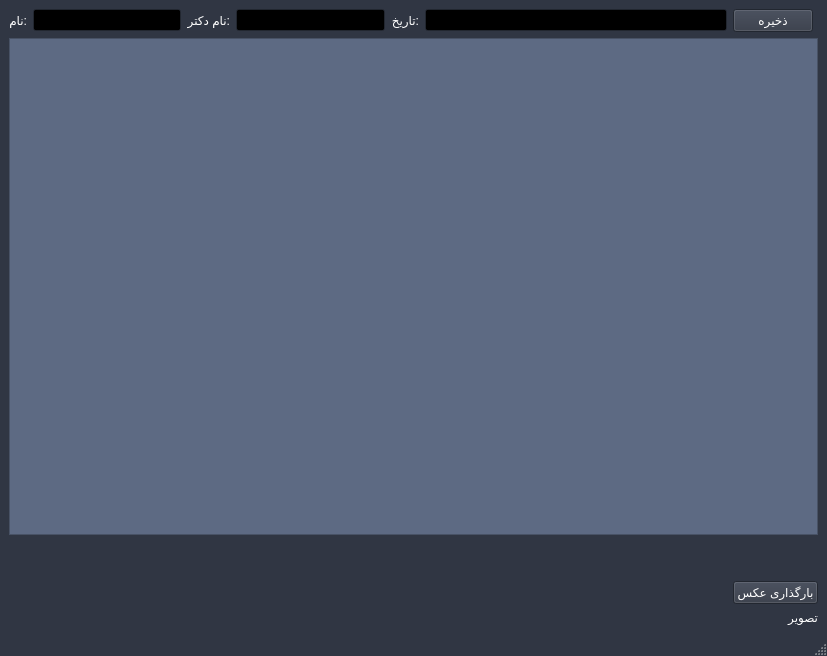
Old version of the form forms/new.ui in the repository elsobhano/python_AP_fina.
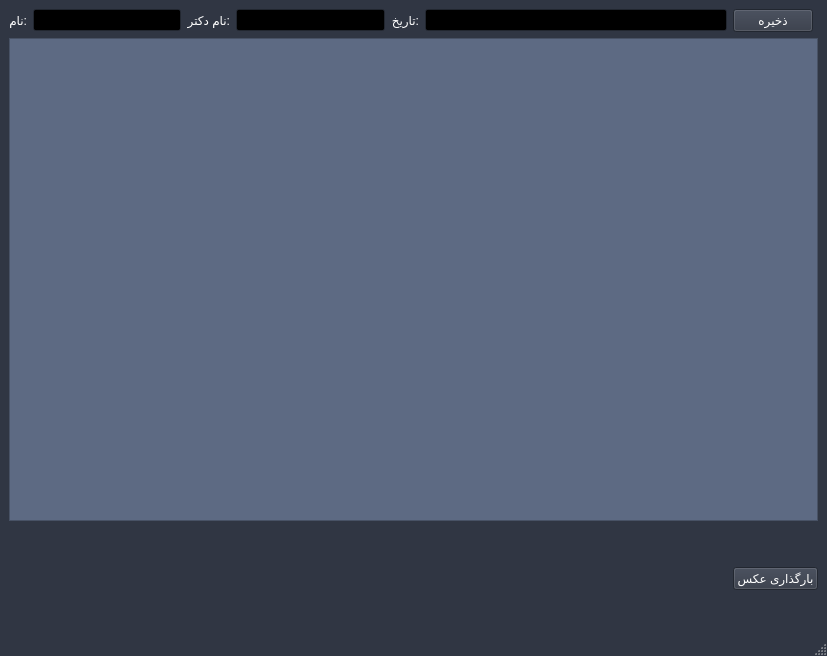
New version of the form.

Commit message: new form design

What changed in the file:
```diff
--- a/forms/new.ui
+++ b/forms/new.ui
@@ -546,6 +546,11 @@
       </item>
       <item row="1" column="0" colspan="8">
        <widget class="QTextEdit" name="p_textEdit">
+        <property name="font">
+         <font>
+          <pointsize>12</pointsize>
+         </font>
+        </property>
         <property name="styleSheet">
          <string notr="true">background-color: rgb(93, 106, 131);</string>
         </property>
@@ -553,8 +558,8 @@
          <string>&lt;!DOCTYPE HTML PUBLIC &quot;-//W3C//DTD HTML 4.0//EN&quot; &quot;http://www.w3.org/TR/REC-html40/strict.dtd&quot;&gt;
 &lt;html&gt;&lt;head&gt;&lt;meta name=&quot;qrichtext&quot; content=&quot;1&quot; /&gt;&lt;style type=&quot;text/css&quot;&gt;
 p, li { white-space: pre-wrap; }
-&lt;/style&gt;&lt;/head&gt;&lt;body style=&quot; font-family:'MS Shell Dlg 2'; font-size:7.8pt; font-weight:400; font-style:normal;&quot;&gt;
-&lt;p style=&quot;-qt-paragraph-type:empty; margin-top:0px; margin-bottom:0px; margin-left:0px; margin-right:0px; -qt-block-indent:0; text-indent:0px;&quot;&gt;&lt;br /&gt;&lt;/p&gt;&lt;/body&gt;&lt;/html&gt;</string>
+&lt;/style&gt;&lt;/head&gt;&lt;body style=&quot; font-family:'MS Shell Dlg 2'; font-size:12pt; font-weight:400; font-style:normal;&quot;&gt;
+&lt;p style=&quot;-qt-paragraph-type:empty; margin-top:0px; margin-bottom:0px; margin-left:0px; margin-right:0px; -qt-block-indent:0; text-indent:0px; font-size:7.8pt;&quot;&gt;&lt;br /&gt;&lt;/p&gt;&lt;/body&gt;&lt;/html&gt;</string>
         </property>
        </widget>
       </item>
@@ -572,8 +577,14 @@
           <height>200</height>
          </size>
         </property>
+        <property name="font">
+         <font>
+          <family>B Nazanin</family>
+          <pointsize>16</pointsize>
+         </font>
+        </property>
         <property name="text">
-         <string>تصویر</string>
+         <string/>
         </property>
        </widget>
       </item>
```
Left out of the diff: 118 changed lines with no effect on the pictures.
